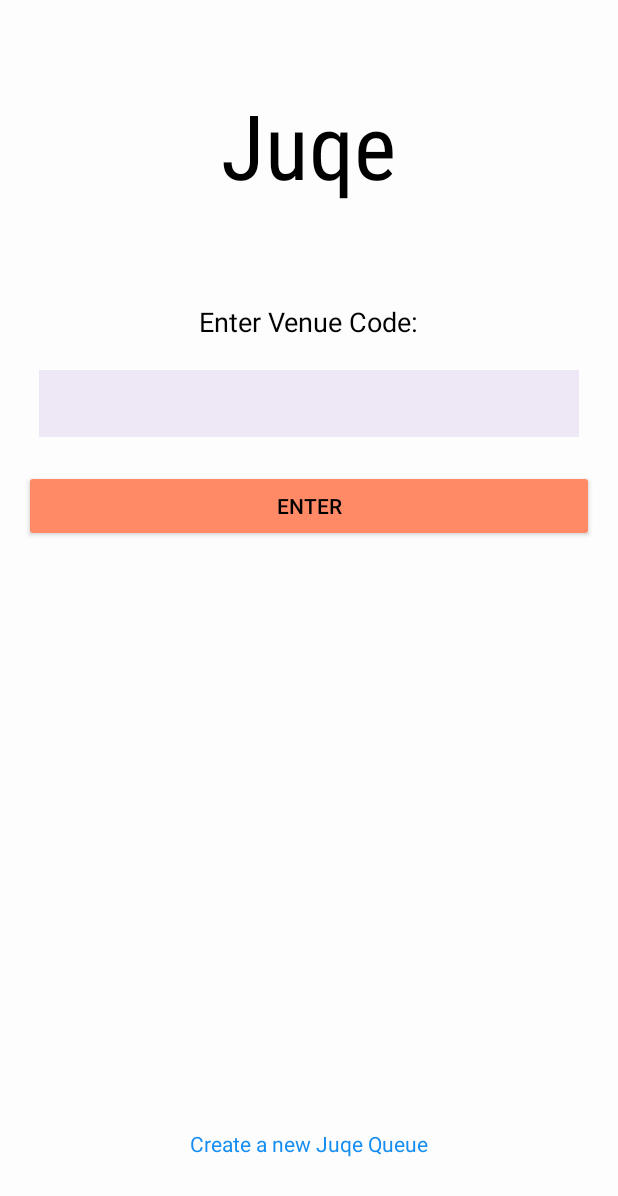
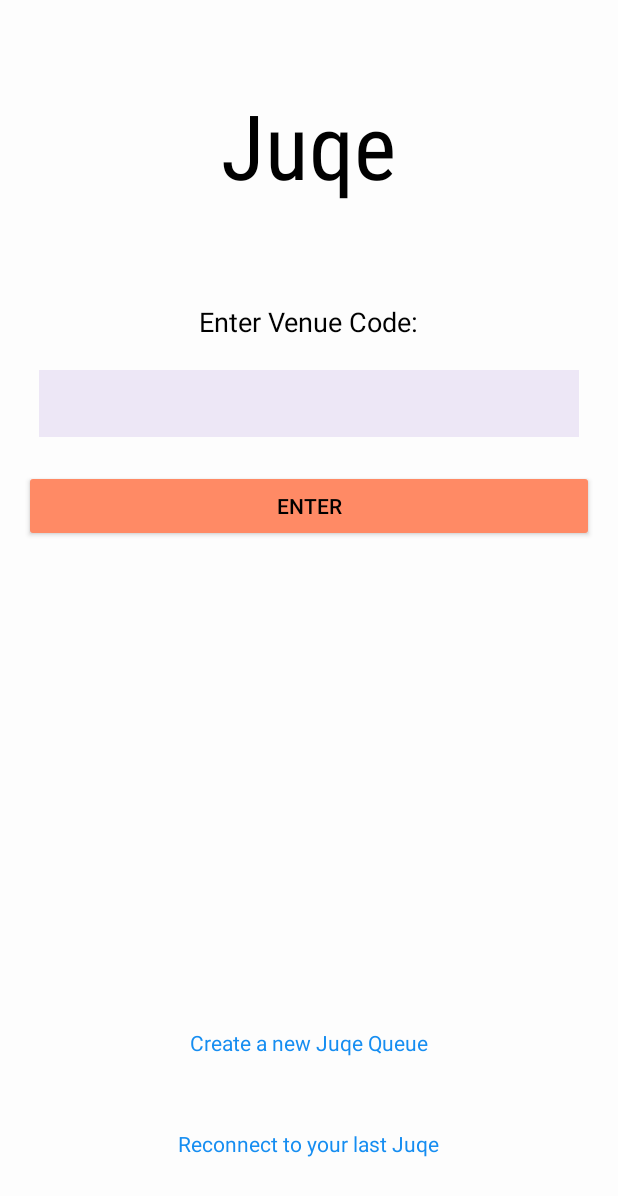
Before and after one commit to JUQE/HackEd2017, an Android app: the screen it shows after launch (CodeActivity), on a phone screen of 412 x 824 dp. Shown: the top 1196 px of the screen. Run offline under Robolectric (Android 15) with nearby library versions, the phone set to English and light mode, and no system bars; our stand-ins replace Firebase (no records; nobody signed in at launch, a user with empty details on screens opened directly).

Commit message:
added reconnecting

```diff
--- a/app/src/main/java/com/example/brianofrim/juqe/CodeActivity.java
+++ b/app/src/main/java/com/example/brianofrim/juqe/CodeActivity.java
@@ -17,6 +17,7 @@ import com.google.firebase.database.ValueEventListener;
 public class CodeActivity extends Activity {
     private EditText venueCode;
     private TextView venueText;
+    private TextView reconnectText;
     @Override
     protected void onCreate(Bundle savedInstanceState) {
         super.onCreate(savedInstanceState);
@@ -31,6 +32,20 @@ public class CodeActivity extends Activity {
             public void onClick(View v) {
                 Intent intent = new Intent(CodeActivity.this, VenueSignupActivity.class);
                 startActivity(intent);
+            }
+        });
+
+        reconnectText = (TextView) findViewById(R.id.reconnectText);
+        reconnectText.setOnClickListener(new View.OnClickListener() {
+            @Override
+            public void onClick(View v) {
+                if(VenueController.getCurrVenue() != null) {
+                    Intent intent = new Intent(CodeActivity.this, DjActivity.class);
+                    startActivity(intent);
+                } else {
+                    Toast toast = Toast.makeText(CodeActivity.this,"No current Juqe", Toast.LENGTH_SHORT);
+                    toast.show();
+                }
             }
         });
 
--- a/app/src/main/res/layout/activity_code.xml
+++ b/app/src/main/res/layout/activity_code.xml
@@ -66,10 +66,20 @@
         android:text="Create a new Juqe Queue"
         android:layout_width="wrap_content"
         android:layout_height="wrap_content"
+        android:id="@+id/createVenue"
+        android:textColor="@color/linkcolor"
+        android:layout_above="@+id/reconnectText"
+        android:layout_centerHorizontal="true"
+        android:layout_marginBottom="48dp" />
+
+    <TextView
+        android:text="Reconnect to your last Juqe"
+        android:layout_width="wrap_content"
+        android:layout_height="wrap_content"
+        android:layout_marginBottom="36dp"
+        android:id="@+id/reconnectText"
+        android:textColor="@color/linkcolor"
         android:layout_alignParentBottom="true"
-        android:layout_centerHorizontal="true"
-        android:layout_marginBottom="36dp"
-        android:id="@+id/createVenue"
-        android:textColor="@color/linkcolor" />
+        android:layout_centerHorizontal="true" />
 
 </RelativeLayout>
```
